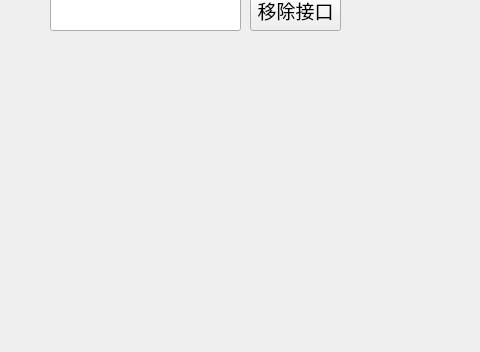
Before: the Qt Designer form Invador/mainwindow.ui in gaoyichao/Invador, drawn with Qt 5; both pictures show x 0 to 480 and y 267 to 619 of the 759 by 619 pixel window.
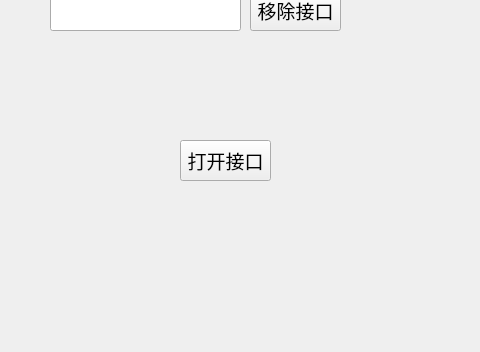
After: the same form once the commit is applied.

```diff
--- a/Invador/mainwindow.ui
+++ b/Invador/mainwindow.ui
@@ -81,6 +81,19 @@
      <string>移除接口</string>
     </property>
    </widget>
+   <widget class="QPushButton" name="mDevPushButton_5">
+    <property name="geometry">
+     <rect>
+      <x>180</x>
+      <y>390</y>
+      <width>91</width>
+      <height>41</height>
+     </rect>
+    </property>
+    <property name="text">
+     <string>打开接口</string>
+    </property>
+   </widget>
   </widget>
   <widget class="QMenuBar" name="menuBar">
    <property name="geometry">
```
